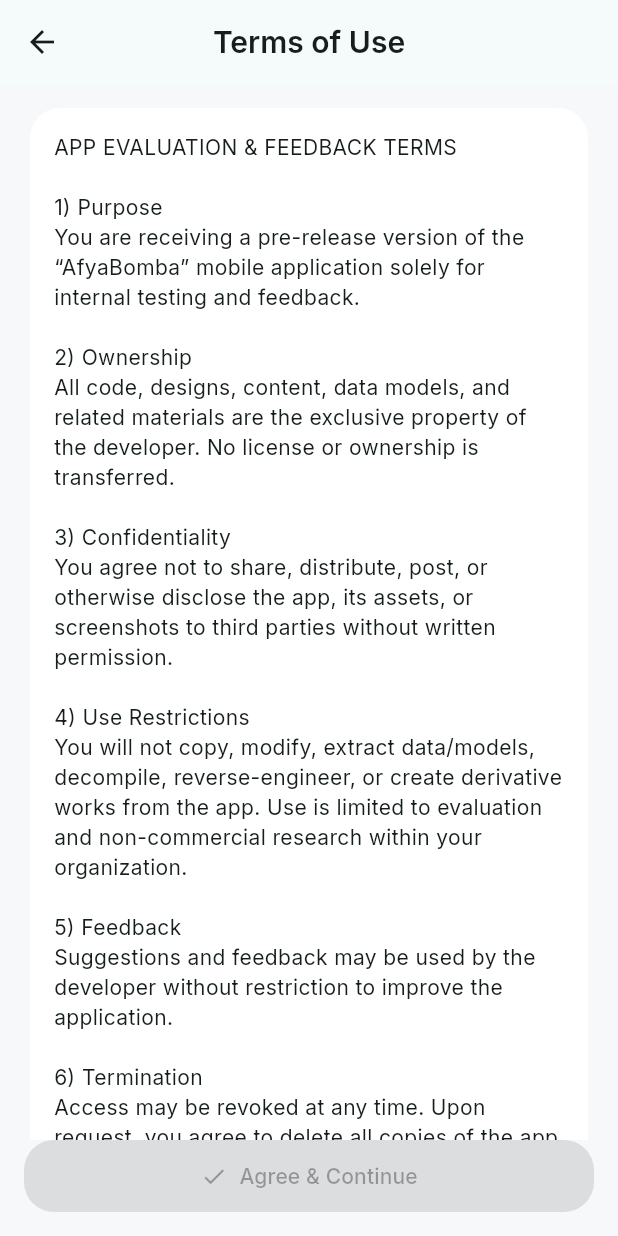
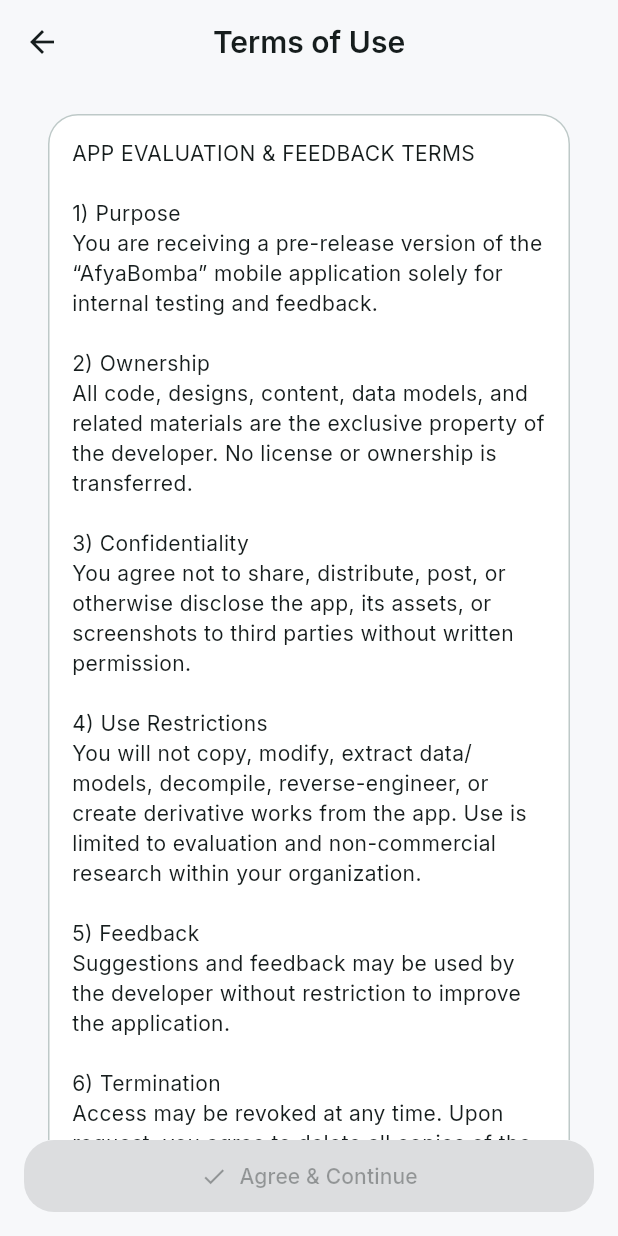
Before and after one commit to coligny23/natural_remedies_app, a Flutter app: the screen it shows after launch, on a phone screen of 412 x 824 dp. Run offline on Flutter 3.47's test engine with Material 3 defaults, Android fonts, the phone set to English and light mode, and no system bars; our stand-ins replace flutter_local_notifications, flutter_riverpod, go_router, google_fonts, hive, hive_flutter and 2 more; missing offline and left inert: tflite_flutter; accounts and stored records are empty; project files that could hold a hidden picture were left out.

Commit message:
feat: Minor changes to the app UI

```diff
--- a/lib/app/theme/app_theme.dart
+++ b/lib/app/theme/app_theme.dart
@@ -1,13 +1,19 @@
+// lib/app/theme/app_theme.dart
 import 'package:flutter/foundation.dart';
 import 'package:flutter/material.dart';
 import 'package:google_fonts/google_fonts.dart';
 import 'tokens.dart';
 
 class AppTheme {
+  /// ---- LIGHT THEME ----
   static ThemeData light() {
     final scheme = ColorScheme.fromSeed(
       seedColor: AppTokens.seed,
       brightness: Brightness.light,
+    ).copyWith(
+      // gentle, modern surfaces
+      surface: const Color(0xFFF7F8FA),
+      surfaceContainerHighest: Colors.white,
     );
 
     final base = ThemeData(
@@ -18,10 +24,8 @@
     final text = _textTheme(base.textTheme);
 
     return base.copyWith(
-      scaffoldBackgroundColor: const Color(0xFFF7F8FA),
+      scaffoldBackgroundColor: scheme.surface,
       textTheme: text,
-
-      // Accessibility defaults
       visualDensity: VisualDensity.standard,
 
       appBarTheme: AppBarTheme(
@@ -68,30 +72,41 @@
       ),
       outlinedButtonTheme: OutlinedButtonThemeData(
         style: OutlinedButton.styleFrom(
-          minimumSize: const Size(48, 48),
-          padding: const EdgeInsets.symmetric(horizontal: 16),
-          tapTargetSize: MaterialTapTargetSize.padded,
-          shape: const RoundedRectangleBorder(
-            borderRadius: BorderRadius.all(Radius.circular(AppTokens.rXl)),
-          ),
-        ),
+          minimumSize: const Size(48, 48)),
       ),
 
-      // Cards
-      cardTheme: const CardThemeData(
-        color: Colors.white,
+      // Cards (polished, “small but classy”)
+      cardTheme: CardThemeData(
+        color: scheme.surfaceContainerHighest,
         elevation: 0,
         shape: RoundedRectangleBorder(
-          borderRadius: BorderRadius.all(Radius.circular(AppTokens.rXl)),
+          borderRadius: const BorderRadius.all(Radius.circular(AppTokens.rXl)),
+          side: BorderSide(color: scheme.outlineVariant),
         ),
+        margin: const EdgeInsets.symmetric(horizontal: 16, vertical: 8),
       ),
+
+      // Chips look vibrant but readable
+      chipTheme: ChipThemeData(
+        shape: const StadiumBorder(),
+        labelStyle: TextStyle(color: scheme.onSecondaryContainer),
+        backgroundColor: scheme.secondaryContainer,
+        selectedColor: scheme.primaryContainer,
+        padding: const EdgeInsets.symmetric(horizontal: 10, vertical: 8),
+      ),
+
+      dividerTheme: DividerThemeData(color: scheme.outlineVariant),
     );
   }
 
+  /// ---- DARK THEME ----
   static ThemeData dark() {
     final scheme = ColorScheme.fromSeed(
       seedColor: AppTokens.seed,
       brightness: Brightness.dark,
+    ).copyWith(
+      surface: const Color(0xFF0F1216),
+      surfaceContainerHighest: const Color(0xFF171B21),
     );
 
     final base = ThemeData(
@@ -103,8 +118,6 @@
 
     return base.copyWith(
       textTheme: text,
-
-      // Accessibility defaults
       visualDensity: VisualDensity.standard,
 
       appBarTheme: AppBarTheme(
@@ -151,44 +164,48 @@
       ),
       outlinedButtonTheme: OutlinedButtonThemeData(
         style: OutlinedButton.styleFrom(
-          minimumSize: const Size(48, 48),
-          padding: const EdgeInsets.symmetric(horizontal: 16),
-          tapTargetSize: MaterialTapTargetSize.padded,
-          shape: const RoundedRectangleBorder(
-            borderRadius: BorderRadius.all(Radius.circular(AppTokens.rXl)),
-          ),
-        ),
+          minimumSize: const Size(48, 48)),
       ),
 
       // Cards
-      cardTheme: const CardThemeData(
-        color: Color(0xFF1C1C1E),
+      cardTheme: CardThemeData(
+        color: scheme.surfaceContainerHighest,
         elevation: 0,
         shape: RoundedRectangleBorder(
-          borderRadius: BorderRadius.all(Radius.circular(AppTokens.rXl)),
+          borderRadius: const BorderRadius.all(Radius.circular(AppTokens.rXl)),
+          side: BorderSide(color: scheme.outlineVariant),
         ),
+        margin: const EdgeInsets.symmetric(horizontal: 16, vertical: 8),
       ),
+
+      chipTheme: ChipThemeData(
+        shape: const StadiumBorder(),
+        labelStyle: TextStyle(color: scheme.onSecondaryContainer),
+        backgroundColor: scheme.secondaryContainer.withOpacity(.35),
+        selectedColor: scheme.primaryContainer.withOpacity(.45),
+        padding: const EdgeInsets.symmetric(horizontal: 10, vertical: 8),
+      ),
+
+      dividerTheme: DividerThemeData(color: scheme.outlineVariant),
     );
   }
 
-  /// iOS uses SF system font; Android gets Inter to feel iOS-clean.
+  /// iOS uses SF system font; Android gets Inter for that clean feel.
   static TextTheme _textTheme(TextTheme base) {
     if (defaultTargetPlatform == TargetPlatform.iOS) {
       return base.copyWith(
         headlineMedium: base.headlineMedium?.copyWith(
-            fontSize: 28, fontWeight: FontWeight.w700, letterSpacing: -0.5),
+          fontSize: 28, fontWeight: FontWeight.w700, letterSpacing: -0.5),
         titleLarge: base.titleLarge?.copyWith(
-            fontSize: 20, fontWeight: FontWeight.w600),
-        bodyLarge:
-            base.bodyLarge?.copyWith(fontSize: 16, height: 1.45),
+          fontSize: 20, fontWeight: FontWeight.w600),
+        bodyLarge: base.bodyLarge?.copyWith(fontSize: 16, height: 1.45),
       );
     }
     final inter = GoogleFonts.interTextTheme(base);
     return inter.copyWith(
       headlineMedium: GoogleFonts.inter(
-          fontSize: 28, fontWeight: FontWeight.w700, letterSpacing: -0.5),
-      titleLarge:
-          GoogleFonts.inter(fontSize: 20, fontWeight: FontWeight.w600),
+        fontSize: 28, fontWeight: FontWeight.w700, letterSpacing: -0.5),
+      titleLarge: GoogleFonts.inter(fontSize: 20, fontWeight: FontWeight.w600),
       bodyLarge: GoogleFonts.inter(fontSize: 16, height: 1.45),
     );
   }
```
Also changed, not shown: lib/theme/app_theme.dart (added, +97 -0 lines).
